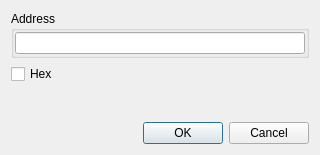
First picture: the form in dialoggotoaddress.ui, repository horsicq/FormatDialogs, before the edit.
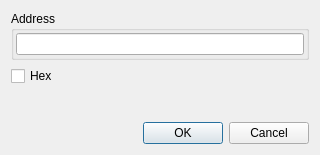
Second picture: the form after the edit. Custom widgets are drawn as their Qt base class.

```diff
--- a/dialoggotoaddress.ui
+++ b/dialoggotoaddress.ui
@@ -27,19 +27,19 @@
      </property>
      <layout class="QHBoxLayout" name="horizontalLayout_2">
       <property name="spacing">
-       <number>1</number>
+       <number>6</number>
       </property>
       <property name="leftMargin">
-       <number>1</number>
+       <number>2</number>
       </property>
       <property name="topMargin">
-       <number>1</number>
+       <number>2</number>
       </property>
       <property name="rightMargin">
-       <number>1</number>
+       <number>2</number>
       </property>
       <property name="bottomMargin">
-       <number>1</number>
+       <number>2</number>
       </property>
       <item>
        <widget class="XLineEditHEX" name="lineEditValue"/>
```
